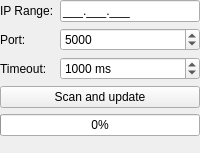
The window that src/ui/playlist/PlaylistEditorScan.ui (ntadej/tano) describes before a commit, drawn with Qt 5.
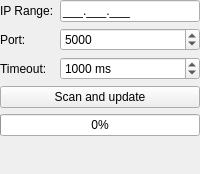
The same window after the commit. Icons and pictures are not drawn.

What changed in the file:
```diff
--- a/src/ui/playlist/PlaylistEditorScan.ui
+++ b/src/ui/playlist/PlaylistEditorScan.ui
@@ -7,7 +7,7 @@
     <x>0</x>
     <y>0</y>
     <width>200</width>
-    <height>153</height>
+    <height>174</height>
    </rect>
   </property>
   <property name="windowTitle">
```
Left out of the diff: 110 changed lines with no effect on the pictures.
